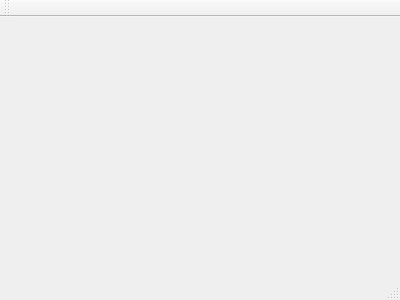
The window that mainwindow.ui (CarbonK/pd2-Angrybird) describes before a commit, drawn with Qt 5.
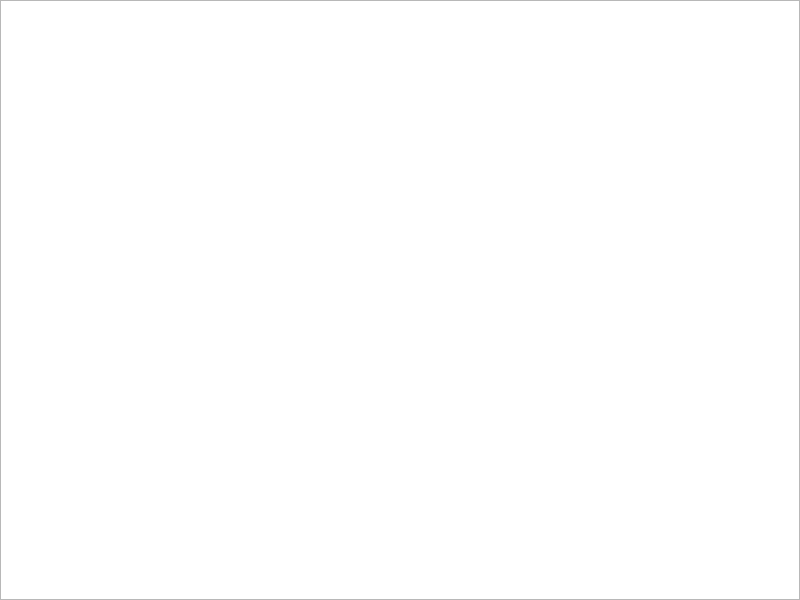
The same window after the commit.

The edit to the form file:
```diff
--- a/mainwindow.ui
+++ b/mainwindow.ui
@@ -1,24 +1,73 @@
 <ui version="4.0">
  <class>MainWindow</class>
- <widget class="QMainWindow" name="MainWindow" >
-  <property name="geometry" >
+ <widget class="QMainWindow" name="MainWindow">
+  <property name="geometry">
    <rect>
     <x>0</x>
     <y>0</y>
-    <width>400</width>
-    <height>300</height>
+    <width>800</width>
+    <height>600</height>
    </rect>
   </property>
-  <property name="windowTitle" >
+  <property name="minimumSize">
+   <size>
+    <width>800</width>
+    <height>600</height>
+   </size>
+  </property>
+  <property name="maximumSize">
+   <size>
+    <width>800</width>
+    <height>600</height>
+   </size>
+  </property>
+  <property name="windowTitle">
    <string>MainWindow</string>
   </property>
-  <widget class="QMenuBar" name="menuBar" />
-  <widget class="QToolBar" name="mainToolBar" />
-  <widget class="QWidget" name="centralWidget" />
-  <widget class="QStatusBar" name="statusBar" />
+  <widget class="QWidget" name="centralWidget">
+   <property name="minimumSize">
+    <size>
+     <width>800</width>
+     <height>600</height>
+    </size>
+   </property>
+   <property name="maximumSize">
+    <size>
+     <width>800</width>
+     <height>600</height>
+    </size>
+   </property>
+   <widget class="QGraphicsView" name="graphicsView">
+    <property name="geometry">
+     <rect>
+      <x>0</x>
+      <y>0</y>
+      <width>800</width>
+      <height>600</height>
+     </rect>
+    </property>
+    <property name="minimumSize">
+     <size>
+      <width>800</width>
+      <height>600</height>
+     </size>
+    </property>
+    <property name="maximumSize">
+     <size>
+      <width>800</width>
+      <height>600</height>
+     </size>
+    </property>
+    <property name="verticalScrollBarPolicy">
+     <enum>Qt::ScrollBarAlwaysOff</enum>
+    </property>
+    <property name="horizontalScrollBarPolicy">
+     <enum>Qt::ScrollBarAlwaysOff</enum>
+    </property>
+   </widget>
+  </widget>
  </widget>
- <layoutDefault spacing="6" margin="11" />
- <pixmapfunction></pixmapfunction>
+ <layoutdefault spacing="6" margin="11"/>
  <resources/>
  <connections/>
 </ui>
```
Left out of the diff: 1 changed line with no effect on the pictures.
